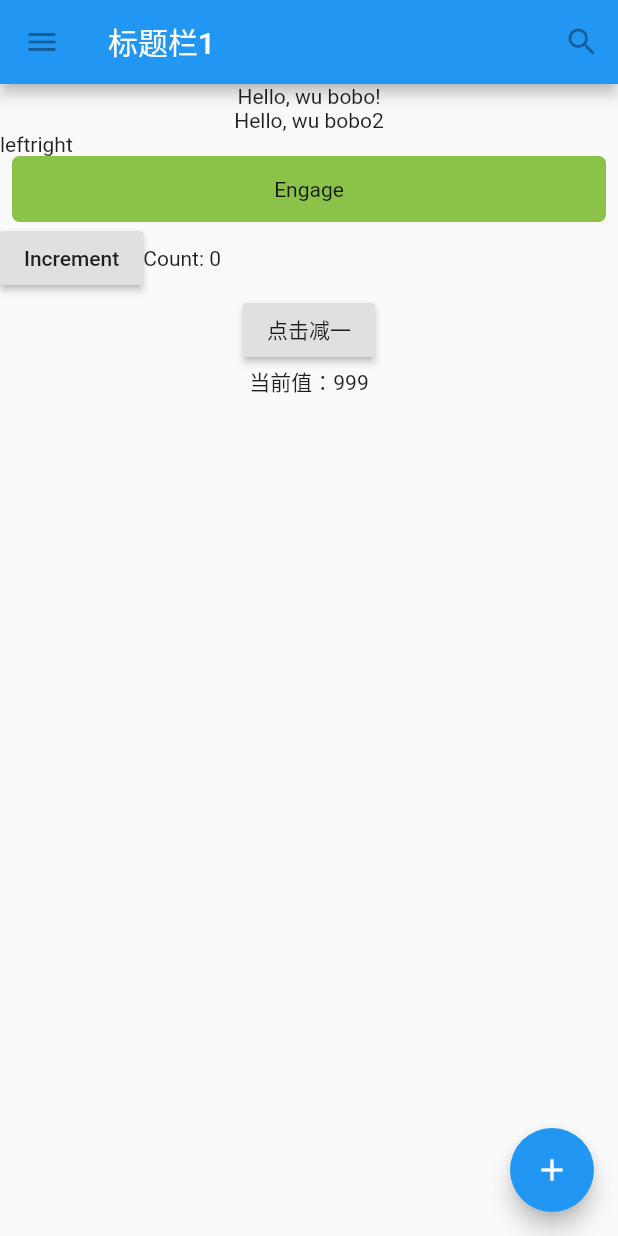
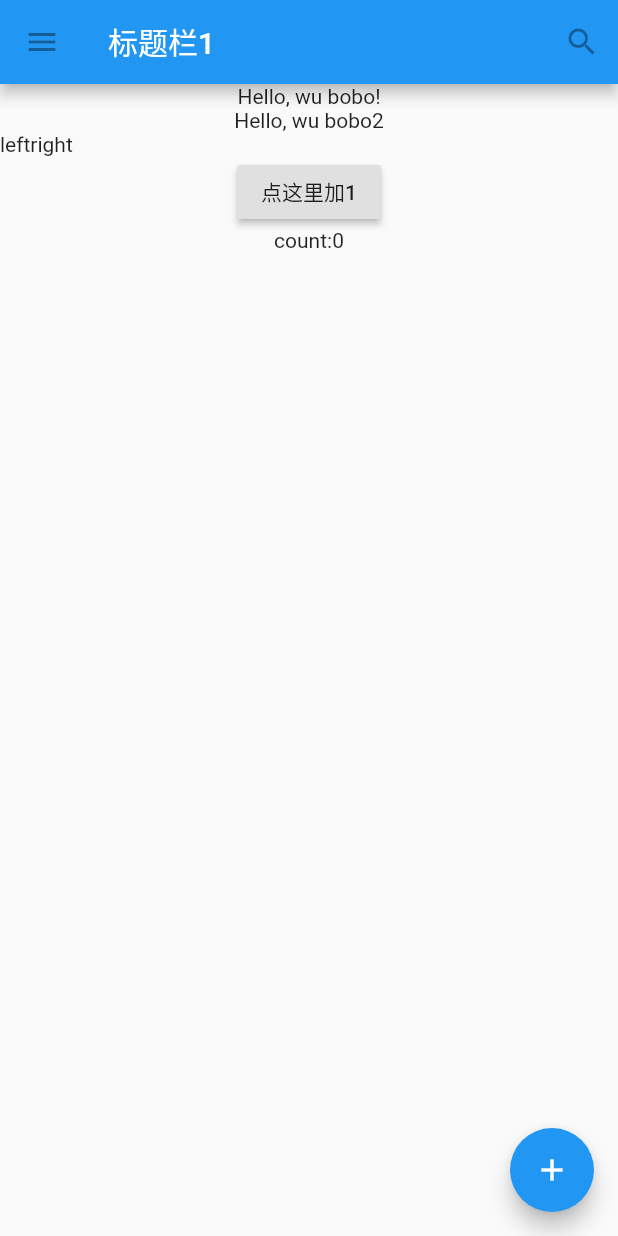
Before and after one commit to cainsyake/flutter-demo, a Flutter app: the screen it shows after launch, on a phone screen of 412 x 824 dp. Run offline on Flutter 3.47's test engine with Material 2 defaults, Android fonts, the phone set to English and light mode, and no system bars.

Commit message:
feat(main.dart): 样式

```diff
--- a/lib/main.dart
+++ b/lib/main.dart
@@ -39,8 +39,6 @@ class TutorialHome extends StatelessWidget {
                 new Text('right')
               ],
             ),
-            new MyButton(),
-            new Counter(),
             new MyCounter(),
           ],
         ),
@@ -54,85 +52,26 @@ class TutorialHome extends StatelessWidget {
   }
 }
 
-class MyButton extends StatelessWidget {
+class CounterDisplay extends StatelessWidget {
+  CounterDisplay({this.count});
+
+  final int count;
   @override
   Widget build(BuildContext context) {
-    return new GestureDetector(
-      onTap: () {
-        print('MyButton was tapped!');
-      },
-      child: new Container(
-        height: 44.0,
-        padding: const EdgeInsets.all(12.0),
-        margin: const EdgeInsets.symmetric(horizontal: 8.0),
-        decoration: new BoxDecoration(
-          borderRadius: new BorderRadius.circular(5.0),
-          color: Colors.lightGreen[500],
-        ),
-        child: new Center(
-          child: new Text('Engage'),
-        ),
-      ),
-    );
-  }
-}
-
-class Counter extends StatefulWidget {
-  // This class is the configuration for the state. It holds the
-  // values (in this nothing) provided by the parent and used by the build
-  // method of the State. Fields in a Widget subclass are always marked "final".
-
-  @override
-  _CounterState createState() => new _CounterState();
-}
-
-class _CounterState extends State<Counter> {
-  int _counter = 0;
-
-  void _increment() {
-    setState(() {
-      // This call to setState tells the Flutter framework that
-      // something has changed in this State, which causes it to rerun
-      // the build method below so that the display can reflect the
-      // updated values. If we changed _counter without calling
-      // setState(), then the build method would not be called again,
-      // and so nothing would appear to happen.
-      _counter++;
-    });
-  }
-
-  @override
-  Widget build(BuildContext context) {
-    // This method is rerun every time setState is called, for instance
-    // as done by the _increment method above.
-    // The Flutter framework has been optimized to make rerunning
-    // build methods fast, so that you can just rebuild anything that
-    // needs updating rather than having to individually change
-    // instances of widgets.
-    return new Row(
-      children: <Widget>[
-        new RaisedButton(
-          onPressed: _increment,
-          child: new Text('Increment'),
-        ),
-        new Text('Count: $_counter'),
-      ],
-    );
-  }
-}
-
-class CounterDisplay extends StatelessWidget {
-  CounterDisplay({this.onPress});
-
-  final VoidCallback onPress;
-  @override
-  Widget build(BuildContext context) {
-    return new RaisedButton(onPressed: onPress);
+    return new Text('count:$count');
   }
 }
 
 class CounterIncrementor extends StatelessWidget {
-
+  CounterIncrementor({this.onPressed});
+  final VoidCallback onPressed;
+  @override
+  Widget build(BuildContext context) {
+    return new RaisedButton(
+      onPressed: onPressed,
+      child: new Text('点这里加1'),
+    );
+  }
 }
 
 class MyCounter extends StatefulWidget {
@@ -141,11 +80,11 @@ class MyCounter extends StatefulWidget {
 }
 
 class _MyCounterState extends State<MyCounter> {
-  int _counter = 999;
+  int _counter = 0;
 
   void _operate() {
     setState(() {
-      _counter -= 1;
+      _counter++;
     });
 
     print(_counter);
@@ -155,11 +94,8 @@ class _MyCounterState extends State<MyCounter> {
   Widget build(BuildContext context) {
     return new Column(
       children: <Widget>[
-        new RaisedButton(
-          onPressed: _operate,
-          child: new Text('点击减一'),
-        ),
-        new Text('当前值：$_counter'),
+        new CounterIncrementor(onPressed: _operate),
+        new CounterDisplay(count: _counter,),
       ],
     );
   }
```
